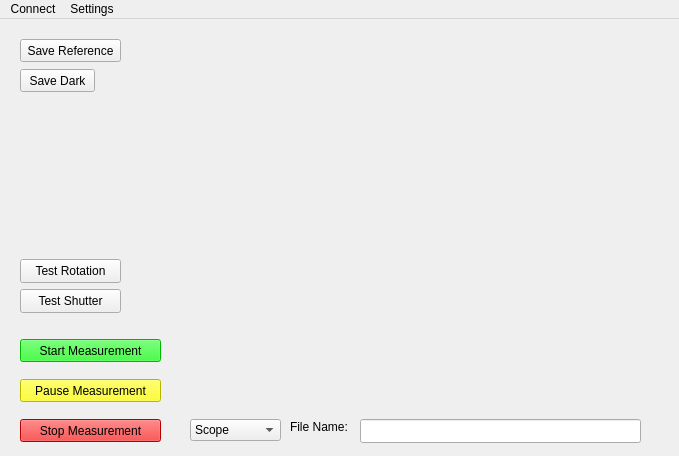
Above: Avasoft_thorlabs_kikkare/main_window.ui from AlwaysLati/thorlabs_rotation_stage_controller before the change. Below: the same form after it.
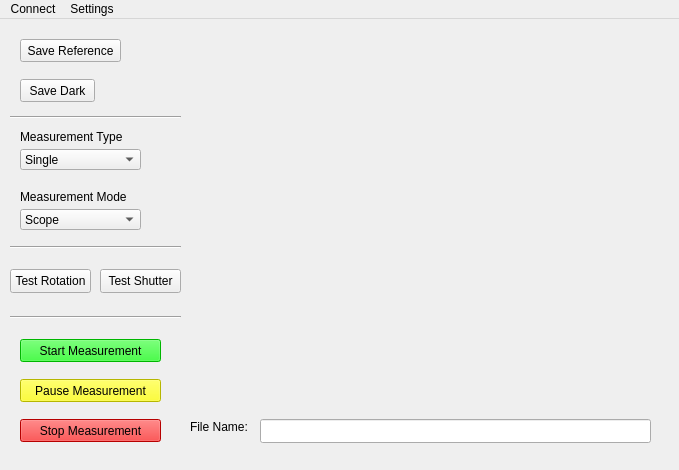
That is the form after the change. Custom widgets are drawn as their Qt base class.

```diff
--- a/Avasoft_thorlabs_kikkare/main_window.ui
+++ b/Avasoft_thorlabs_kikkare/main_window.ui
@@ -7,7 +7,7 @@
     <x>0</x>
     <y>0</y>
     <width>679</width>
-    <height>456</height>
+    <height>470</height>
    </rect>
   </property>
   <property name="windowTitle">
@@ -82,7 +82,7 @@
     <property name="geometry">
      <rect>
       <x>20</x>
-      <y>50</y>
+      <y>60</y>
       <width>75</width>
       <height>23</height>
      </rect>
@@ -94,10 +94,10 @@
    <widget class="QComboBox" name="SelectModeBox">
     <property name="geometry">
      <rect>
-      <x>190</x>
-      <y>400</y>
-      <width>91</width>
-      <height>22</height>
+      <x>20</x>
+      <y>190</y>
+      <width>121</width>
+      <height>21</height>
      </rect>
     </property>
     <item>
@@ -129,9 +129,9 @@
    <widget class="QPushButton" name="testRotBtn">
     <property name="geometry">
      <rect>
-      <x>20</x>
-      <y>240</y>
-      <width>101</width>
+      <x>10</x>
+      <y>250</y>
+      <width>81</width>
       <height>24</height>
      </rect>
     </property>
@@ -142,9 +142,9 @@
    <widget class="QPushButton" name="testShutterBtn">
     <property name="geometry">
      <rect>
-      <x>20</x>
-      <y>270</y>
-      <width>101</width>
+      <x>100</x>
+      <y>250</y>
+      <width>81</width>
       <height>24</height>
      </rect>
     </property>
@@ -182,9 +182,9 @@
    <widget class="QLineEdit" name="fileNameEdit">
     <property name="geometry">
      <rect>
-      <x>360</x>
+      <x>260</x>
       <y>400</y>
-      <width>281</width>
+      <width>391</width>
       <height>24</height>
      </rect>
     </property>
@@ -192,7 +192,7 @@
    <widget class="QLabel" name="label">
     <property name="geometry">
      <rect>
-      <x>290</x>
+      <x>190</x>
       <y>400</y>
       <width>61</width>
       <height>16</height>
@@ -202,6 +202,96 @@
      <string>File Name:</string>
     </property>
    </widget>
+   <widget class="QComboBox" name="SelectTypeBox">
+    <property name="geometry">
+     <rect>
+      <x>20</x>
+      <y>130</y>
+      <width>121</width>
+      <height>21</height>
+     </rect>
+    </property>
+    <item>
+     <property name="text">
+      <string>Single</string>
+     </property>
+    </item>
+    <item>
+     <property name="text">
+      <string>Continuous</string>
+     </property>
+    </item>
+    <item>
+     <property name="text">
+      <string>Series</string>
+     </property>
+    </item>
+   </widget>
+   <widget class="QLabel" name="label_2">
+    <property name="geometry">
+     <rect>
+      <x>20</x>
+      <y>110</y>
+      <width>111</width>
+      <height>16</height>
+     </rect>
+    </property>
+    <property name="text">
+     <string>Measurement Type</string>
+    </property>
+   </widget>
+   <widget class="QLabel" name="label_3">
+    <property name="geometry">
+     <rect>
+      <x>20</x>
+      <y>170</y>
+      <width>121</width>
+      <height>16</height>
+     </rect>
+    </property>
+    <property name="text">
+     <string>Measurement Mode</string>
+    </property>
+   </widget>
+   <widget class="Line" name="line">
+    <property name="geometry">
+     <rect>
+      <x>10</x>
+      <y>290</y>
+      <width>171</width>
+      <height>16</height>
+     </rect>
+    </property>
+    <property name="orientation">
+     <enum>Qt::Orientation::Horizontal</enum>
+    </property>
+   </widget>
+   <widget class="Line" name="line_2">
+    <property name="geometry">
+     <rect>
+      <x>10</x>
+      <y>220</y>
+      <width>171</width>
+      <height>16</height>
+     </rect>
+    </property>
+    <property name="orientation">
+     <enum>Qt::Orientation::Horizontal</enum>
+    </property>
+   </widget>
+   <widget class="Line" name="line_3">
+    <property name="geometry">
+     <rect>
+      <x>10</x>
+      <y>90</y>
+      <width>171</width>
+      <height>16</height>
+     </rect>
+    </property>
+    <property name="orientation">
+     <enum>Qt::Orientation::Horizontal</enum>
+    </property>
+   </widget>
   </widget>
   <widget class="QMenuBar" name="menuBar">
    <property name="geometry">
```
Left out of the diff: 6 changed lines with no effect on the pictures.
